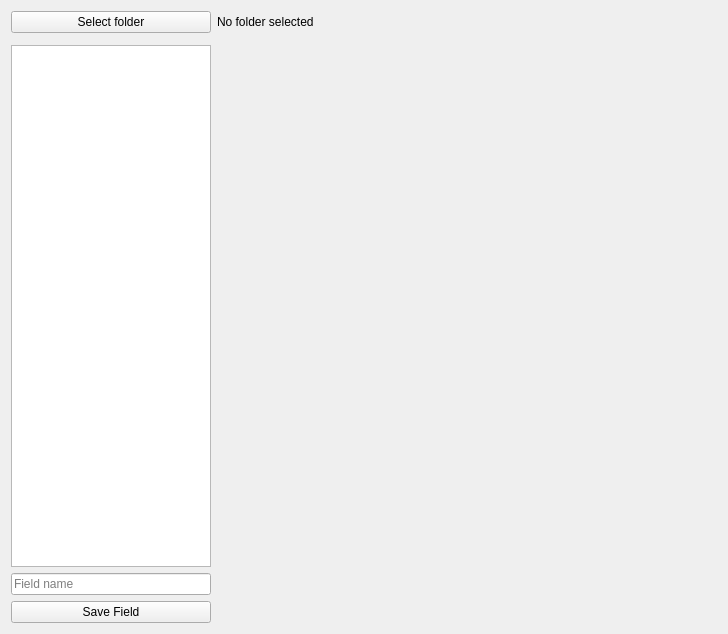
Old version of the form widgets/findIsoFields.ui in the repository axelande/geodatafarm3.
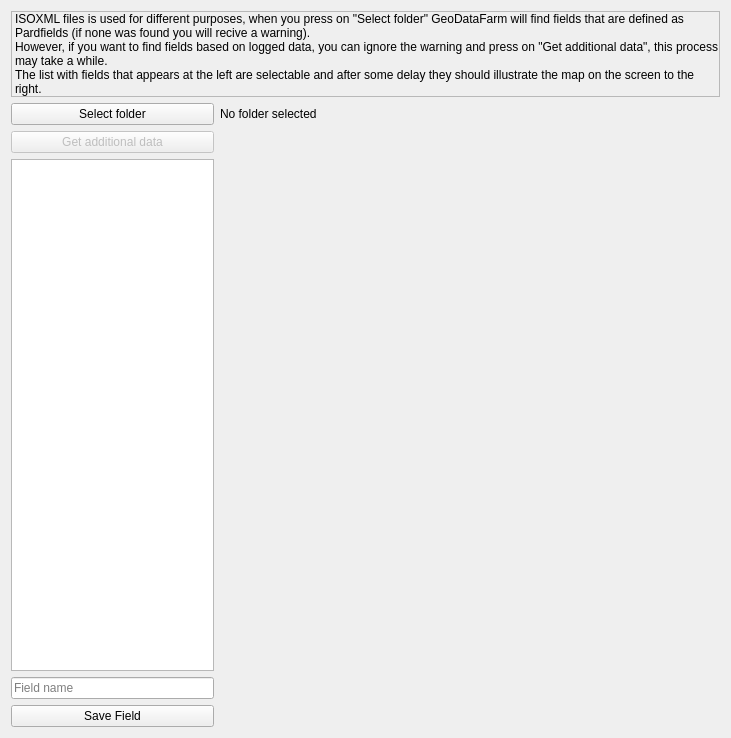
New version of the form.

Diff of the .ui file:
```diff
--- a/widgets/findIsoFields.ui
+++ b/widgets/findIsoFields.ui
@@ -6,8 +6,8 @@
    <rect>
     <x>0</x>
     <y>0</y>
-    <width>712</width>
-    <height>634</height>
+    <width>731</width>
+    <height>738</height>
    </rect>
   </property>
   <property name="windowTitle">
@@ -15,18 +15,46 @@
   </property>
   <layout class="QGridLayout" name="gridLayout_2">
    <item row="0" column="0">
+    <layout class="QVBoxLayout" name="verticalLayout">
+     <item>
+      <widget class="QLabel" name="label">
+       <property name="minimumSize">
+        <size>
+         <width>0</width>
+         <height>80</height>
+        </size>
+       </property>
+       <property name="frameShape">
+        <enum>QFrame::StyledPanel</enum>
+       </property>
+       <property name="text">
+        <string>ISOXML files is used for different purposes, when you press on &quot;Select folder&quot; GeoDataFarm will find fields that are defined as Pardfields (if none was found you will recive a warning).
+However, if you want to find fields based on logged data, you can ignore the warning and press on &quot;Get additional data&quot;, this process may take a while.
+The list with fields that appears at the left are selectable and after some delay they should illustrate the map on the screen to the right.</string>
+       </property>
+       <property name="wordWrap">
+        <bool>true</bool>
+       </property>
+      </widget>
+     </item>
+    </layout>
+   </item>
+   <item row="4" column="0">
     <layout class="QGridLayout" name="gridLayout">
      <property name="sizeConstraint">
       <enum>QLayout::SetNoConstraint</enum>
      </property>
-     <item row="0" column="1">
-      <widget class="QLabel" name="LSelectedFolder">
+     <item row="2" column="0">
+      <widget class="QPushButton" name="PBGetAdditionalData">
+       <property name="enabled">
+        <bool>false</bool>
+       </property>
        <property name="text">
-        <string>No folder selected</string>
+        <string>Get additional data</string>
        </property>
       </widget>
      </item>
-     <item row="3" column="0">
+     <item row="4" column="0">
       <widget class="QLineEdit" name="LEFieldName">
        <property name="minimumSize">
         <size>
@@ -42,33 +70,43 @@
        </property>
       </widget>
      </item>
-     <item row="1" column="1" rowspan="4">
-      <widget class="QWidget" name="WShowField" native="true">
-       <property name="minimumSize">
-        <size>
-         <width>500</width>
-         <height>0</height>
-        </size>
-       </property>
-      </widget>
-     </item>
-     <item row="2" column="0">
-      <widget class="QListWidget" name="LWFields"/>
-     </item>
-     <item row="4" column="0">
+     <item row="5" column="0">
       <widget class="QPushButton" name="PBSaveField">
        <property name="text">
         <string>Save Field</string>
        </property>
       </widget>
      </item>
-     <item row="0" column="0">
+     <item row="3" column="0">
+      <widget class="QListWidget" name="LWFields"/>
+     </item>
+     <item row="2" column="1" rowspan="4">
+      <widget class="QWidget" name="WShowField" native="true">
+       <property name="minimumSize">
+        <size>
+         <width>500</width>
+         <height>0</height>
+        </size>
+       </property>
+      </widget>
+     </item>
+     <item row="6" column="0">
+      <layout class="QHBoxLayout" name="horizontalLayout_2"/>
+     </item>
+     <item row="1" column="0">
       <widget class="QPushButton" name="PBAddFolder">
        <property name="text">
         <string>Select folder</string>
        </property>
       </widget>
      </item>
+     <item row="1" column="1">
+      <widget class="QLabel" name="LSelectedFolder">
+       <property name="text">
+        <string>No folder selected</string>
+       </property>
+      </widget>
+     </item>
     </layout>
    </item>
   </layout>
```
